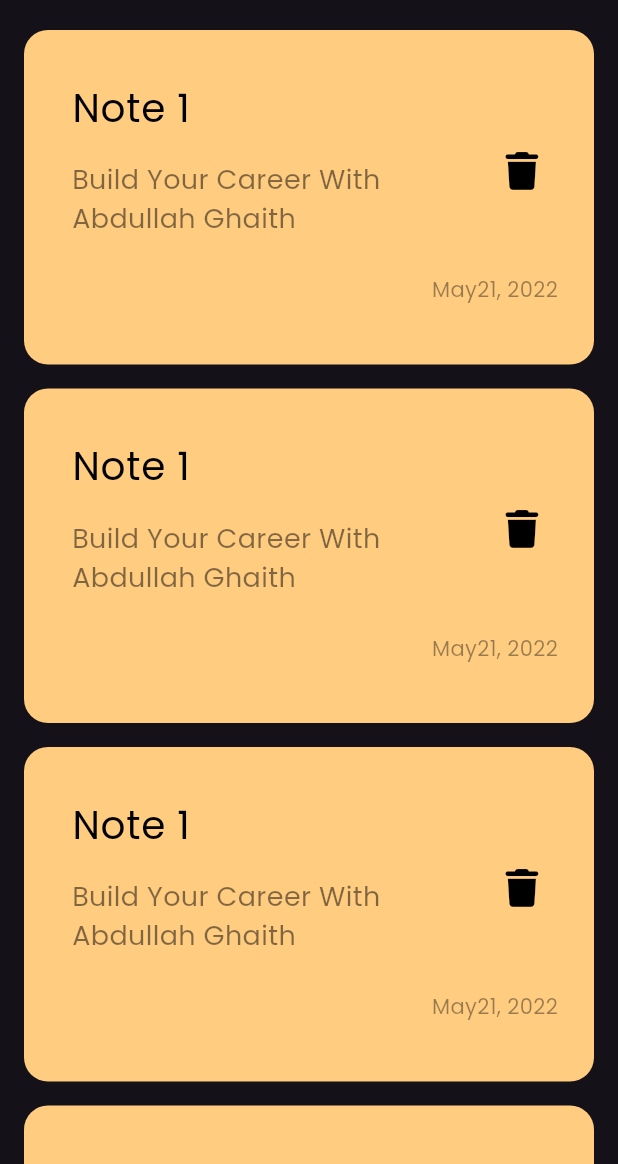
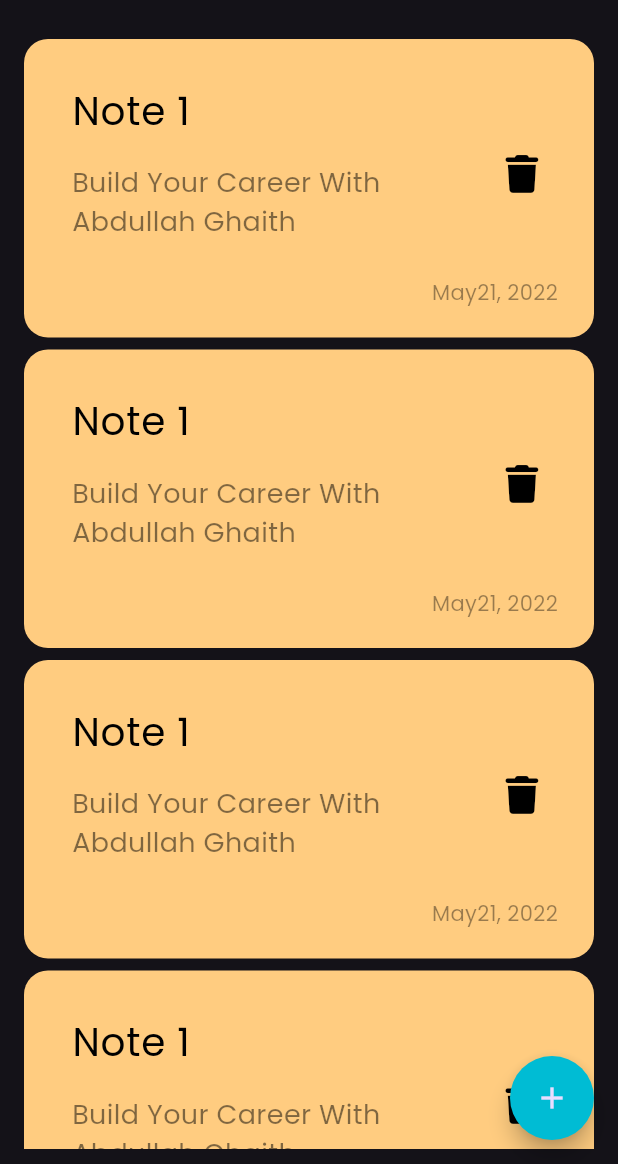
Before and after one commit to Ghaith200/notes_app, a Flutter app: the screen it shows after launch, on a phone screen of 412 x 824 dp, the part 72-1236 px from its top. Run offline on Flutter 3.47's test engine with Material 3 defaults, Android fonts, the phone set to English and light mode, and no system bars; our stand-ins replace font_awesome_flutter.

Commit message:
Show model bottom Sheet

```diff
--- a/lib/Views/Notes_view.dart
+++ b/lib/Views/Notes_view.dart
@@ -1,4 +1,5 @@
 import 'package:flutter/material.dart';
+import 'package:notes_app/Views/widgets/add_note_bottom_sheet.dart';
 import 'package:notes_app/Views/widgets/notes_view_body.dart';
 
 class NotesView extends StatelessWidget {
@@ -6,9 +7,22 @@ class NotesView extends StatelessWidget {
 
   @override
   Widget build(BuildContext context) {
-    return const SafeArea(
+    return SafeArea(
       child: Scaffold(
-        body: NotesViewBody(),
+        floatingActionButton: FloatingActionButton(
+          shape: const CircleBorder(),
+          backgroundColor: Colors.cyan,
+          onPressed: () {
+            showModalBottomSheet(
+              context: context,
+              builder: (context) {
+                return const AddNoteBottomSheet();
+              },
+            );
+          },
+          child: const Icon(Icons.add),
+        ),
+        body: const NotesViewBody(),
       ),
     );
   }
--- a/lib/Views/widgets/custom_note_item.dart
+++ b/lib/Views/widgets/note_item.dart
@@ -7,7 +7,7 @@ class NoteItem extends StatelessWidget {
   @override
   Widget build(BuildContext context) {
     return Container(
-      padding: const EdgeInsets.only(top: 24, bottom: 24, left: 16),
+      padding: const EdgeInsets.only(top: 20, bottom: 20, left: 16),
       decoration: BoxDecoration(
         color: const Color(0xffFFCC80),
         borderRadius: BorderRadius.circular(16),
@@ -43,7 +43,7 @@ class NoteItem extends StatelessWidget {
                     )),
               ),
               Padding(
-                padding: const EdgeInsets.only(right: 24, bottom: 16),
+                padding: const EdgeInsets.only(right: 24),
                 child: Text(
                   'May21, 2022',
                   style: TextStyle(
--- a/lib/Views/widgets/notes_list_view.dart
+++ b/lib/Views/widgets/notes_list_view.dart
@@ -1,16 +1,21 @@
 import 'package:flutter/material.dart';
-import 'package:notes_app/Views/widgets/custom_note_item.dart';
+import 'package:notes_app/Views/widgets/note_item.dart';
 
 class NotesListView extends StatelessWidget {
   const NotesListView({super.key});
 
   @override
   Widget build(BuildContext context) {
-    return ListView.builder(itemBuilder: (context, index) {
-      return const Padding(
-        padding: EdgeInsets.symmetric(vertical: 8),
-        child: NoteItem(),
-      );
-    });
+    return Padding(
+      padding: const EdgeInsets.symmetric(vertical: 10),
+      child: ListView.builder(
+          itemCount: 10,
+          itemBuilder: (context, index) {
+            return const Padding(
+              padding: EdgeInsets.symmetric(vertical: 4),
+              child: NoteItem(),
+            );
+          }),
+    );
   }
 }
```
Also changed, not shown: lib/Views/widgets/add_note_bottom_sheet.dart (added, +10 -0 lines).
